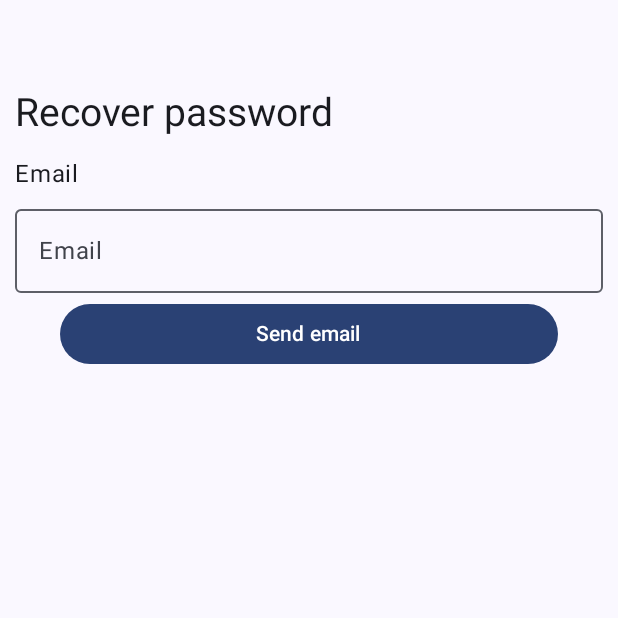
After one commit to manuelrurda/Mod6_Practica2, an Android app built with Jetpack Compose: the ForgotPasswordScreen screen opened through its navigation route, on a phone screen of 412 x 824 dp, the top half of it. The commit adds this screen. Run offline under Robolectric (Android 15) with nearby library versions, the phone set to English and light mode, and no system bars; our stand-ins replace Firebase (no records; nobody signed in at launch, a user with empty details on screens opened directly); pictures from the network do not load.

Commit message:
PRACTICA 2

```diff
--- a/app/src/main/AndroidManifest.xml
+++ b/app/src/main/AndroidManifest.xml
@@ -1,6 +1,7 @@
 <?xml version="1.0" encoding="utf-8"?>
 <manifest xmlns:android="http://schemas.android.com/apk/res/android"
     xmlns:tools="http://schemas.android.com/tools">
+
     <uses-permission android:name="android.permission.INTERNET"/>
     <application
         android:allowBackup="true"
@@ -23,6 +24,10 @@
                 <category android:name="android.intent.category.LAUNCHER" />
             </intent-filter>
         </activity>
+
+        <meta-data
+            android:name="com.google.android.geo.API_KEY"
+            android:value="API KEY HERE"/>
     </application>
 
 </manifest>
--- a/app/src/main/java/com/manuelrurda/mod6_practica2/MainActivity.kt
+++ b/app/src/main/java/com/manuelrurda/mod6_practica2/MainActivity.kt
@@ -13,6 +13,8 @@ import androidx.navigation.compose.rememberNavController
 import androidx.navigation.toRoute
 import com.manuelrurda.mod6_practica2.screens.CarDetailsScreen
 import com.manuelrurda.mod6_practica2.screens.CarListScreen
+import com.manuelrurda.mod6_practica2.screens.ForgotPasswordScreen
+import com.manuelrurda.mod6_practica2.screens.LoginScreen
 import com.manuelrurda.mod6_practica2.ui.theme.Mod6_Practica2Theme
 import com.manuelrurda.mod6_practica2.viewmodels.CarsViewModel
 import kotlinx.serialization.Serializable
@@ -29,8 +31,23 @@ class MainActivity : ComponentActivity() {
                 navController = rememberNavController()
                 NavHost(
                     navController = navController,
-                    startDestination = CarsList
+                    startDestination = Login
                 ){
+                    composable<Login> {
+                        LoginScreen(
+                            onLoginSuccess = {
+                                navController.navigate(CarsList)
+                            },
+                            onForgotPasswordClick = {
+                                navController.navigate(ForgotPassword)
+                            }
+                        )
+                    }
+                    composable<ForgotPassword> {
+                        ForgotPasswordScreen(){
+                            navController.popBackStack()
+                        }
+                    }
                     composable<CarsList> {
                         CarListScreen(viewModel) { id ->
                             navController.navigate(CarDetails(id))
@@ -47,6 +64,12 @@ class MainActivity : ComponentActivity() {
 }
 
 @Serializable
+object ForgotPassword
+
+@Serializable
+object Login
+
+@Serializable
 object CarsList
 
 @Serializable
--- /dev/null
+++ b/app/src/main/java/com/manuelrurda/mod6_practica2/screens/ForgotPasswordScreen.kt
@@ -0,0 +1,136 @@
+package com.manuelrurda.mod6_practica2.screens
+
+import android.annotation.SuppressLint
+import androidx.compose.foundation.background
+import androidx.compose.foundation.clickable
+import androidx.compose.foundation.layout.Arrangement
+import androidx.compose.foundation.layout.Box
+import androidx.compose.foundation.layout.Column
+import androidx.compose.foundation.layout.fillMaxSize
+import androidx.compose.foundation.layout.fillMaxWidth
+import androidx.compose.foundation.layout.padding
+import androidx.compose.foundation.layout.size
+import androidx.compose.material3.Button
+import androidx.compose.material3.CircularProgressIndicator
+import androidx.compose.material3.OutlinedTextField
+import androidx.compose.material3.Scaffold
+import androidx.compose.material3.SnackbarDuration
+import androidx.compose.material3.SnackbarHost
+import androidx.compose.material3.SnackbarHostState
+import androidx.compose.material3.Text
+import androidx.compose.runtime.Composable
+import androidx.compose.runtime.mutableStateOf
+import androidx.compose.runtime.remember
+import androidx.compose.runtime.rememberCoroutineScope
+import androidx.compose.ui.Alignment
+import androidx.compose.ui.Modifier
+import androidx.compose.ui.graphics.Color
+import androidx.compose.ui.res.stringResource
+import androidx.compose.ui.text.TextStyle
+import androidx.compose.ui.unit.dp
+import androidx.compose.ui.unit.sp
+import androidx.compose.ui.zIndex
+import com.google.firebase.Firebase
+import com.google.firebase.auth.auth
+import com.manuelrurda.mod6_practica2.R
+import kotlinx.coroutines.launch
+
+@SuppressLint("UnusedMaterial3ScaffoldPaddingParameter")
+@Composable
+fun ForgotPasswordScreen(
+    onForgotPasswordSuccess: () -> Unit = {}
+) {
+
+    val email = remember { mutableStateOf("") }
+    val emptyEmailError = stringResource(R.string.empty_email_error)
+    val emailSentMessage = stringResource(R.string.email_sent_message)
+
+    val isLoading = remember { mutableStateOf(false) }
+    val coroutineScope = rememberCoroutineScope()
+    val snackbarHostState = remember { SnackbarHostState() }
+
+    Box(modifier = Modifier.fillMaxSize()){
+        Scaffold(
+            snackbarHost = { SnackbarHost(snackbarHostState) }
+        )
+        {
+            Column(
+                verticalArrangement = Arrangement.spacedBy(3.dp),
+                modifier = Modifier
+                    .padding(10.dp)
+                    .fillMaxSize())
+            {
+
+
+                Text(text = stringResource(R.string.recover_pw_title),
+                    style = TextStyle(fontSize = 26.sp),
+                    modifier = Modifier.padding(top = 50.dp)
+                )
+
+                Text(stringResource(R.string.email_hint), modifier = Modifier.padding(top = 10.dp))
+                OutlinedTextField(
+                    value = email.value,
+                    onValueChange = { email.value = it },
+                    singleLine = true,
+                    label = { Text(stringResource(R.string.email_hint)) },
+                    modifier = Modifier.fillMaxWidth())
+
+                Button(onClick = {
+                    if (email.value.isNotBlank()) {
+                        Firebase.auth.sendPasswordResetEmail(email.value)
+                            .addOnCompleteListener { task ->
+                                if (task.isSuccessful) {
+                                    coroutineScope.launch {
+                                        snackbarHostState.showSnackbar(
+                                            message = emailSentMessage,
+                                            duration = SnackbarDuration.Long
+                                        )
+                                    }
+                                    onForgotPasswordSuccess()
+                                } else {
+                                    coroutineScope.launch {
+                                        snackbarHostState.showSnackbar(
+                                            message = "Error: ${task.exception?.message}",
+                                            duration = SnackbarDuration.Long
+                                        )
+                                    }
+                                }
+                            }
+                    } else {
+                        coroutineScope.launch {
+                            snackbarHostState.showSnackbar(
+                                message = emptyEmailError,
+                                duration = SnackbarDuration.Short
+                            )
+                        }
+                    }
+                },
+                    modifier = Modifier.fillMaxWidth().padding(horizontal = 30.dp)) {
+                    Text(text = stringResource(R.string.send_email))
+                }
+            }
+        }
+
+        if(isLoading.value){
+            Box(
+                modifier = Modifier
+                    .fillMaxSize()
+                    .zIndex(1f)
+                    .clickable { },
+                contentAlignment = Alignment.Center
+            ) {
+
+                Box(
+                    modifier = Modifier
+                        .fillMaxSize()
+                        .background(Color.Black.copy(alpha = 0.4f))
+                )
+
+                CircularProgressIndicator(
+                    color = Color.White,
+                    modifier = Modifier.size(48.dp)
+                )
+            }
+        }
+    }
+}
--- /dev/null
+++ b/app/src/main/java/com/manuelrurda/mod6_practica2/screens/LoginScreen.kt
@@ -0,0 +1,318 @@
+package com.manuelrurda.mod6_practica2.screens
+
+import android.annotation.SuppressLint
+import android.app.Activity
+import android.content.Intent
+import android.util.Log
+import androidx.activity.compose.LocalActivity
+import androidx.activity.compose.ManagedActivityResultLauncher
+import androidx.activity.compose.rememberLauncherForActivityResult
+import androidx.activity.result.ActivityResult
+import androidx.activity.result.contract.ActivityResultContracts
+import androidx.compose.foundation.background
+import androidx.compose.foundation.clickable
+import androidx.compose.foundation.layout.Arrangement
+import androidx.compose.foundation.layout.Box
+import androidx.compose.foundation.layout.Column
+import androidx.compose.foundation.layout.Row
+import androidx.compose.foundation.layout.fillMaxSize
+import androidx.compose.foundation.layout.fillMaxWidth
+import androidx.compose.foundation.layout.padding
+import androidx.compose.foundation.layout.size
+import androidx.compose.foundation.text.KeyboardOptions
+import androidx.compose.material3.Button
+import androidx.compose.material3.CircularProgressIndicator
+import androidx.compose.material3.HorizontalDivider
+import androidx.compose.material3.OutlinedTextField
+import androidx.compose.material3.Scaffold
+import androidx.compose.material3.SnackbarDuration
+import androidx.compose.material3.SnackbarHost
+import androidx.compose.material3.SnackbarHostState
+import androidx.compose.material3.Text
+import androidx.compose.runtime.Composable
+import androidx.compose.runtime.LaunchedEffect
+import androidx.compose.runtime.mutableStateOf
+import androidx.compose.runtime.remember
+import androidx.compose.runtime.rememberCoroutineScope
+import androidx.compose.ui.Alignment
+import androidx.compose.ui.Modifier
+import androidx.compose.ui.graphics.Color
+import androidx.compose.ui.platform.LocalContext
+import androidx.compose.ui.res.stringResource
+import androidx.compose.ui.text.TextStyle
+import androidx.compose.ui.text.input.KeyboardType
+import androidx.compose.ui.text.input.PasswordVisualTransformation
+import androidx.compose.ui.text.style.TextAlign
+import androidx.compose.ui.tooling.preview.Preview
+import androidx.compose.ui.unit.dp
+import androidx.compose.ui.unit.sp
+import androidx.compose.ui.zIndex
+import com.google.android.gms.auth.api.signin.GoogleSignIn
+import com.google.android.gms.auth.api.signin.GoogleSignInAccount
+import com.google.android.gms.auth.api.signin.GoogleSignInOptions
+import com.google.android.gms.common.api.ApiException
+import com.google.firebase.Firebase
+import com.google.firebase.auth.AuthResult
+import com.google.firebase.auth.FirebaseAuth
+import com.google.firebase.auth.GoogleAuthProvider
+import com.google.firebase.auth.auth
+import com.manuelrurda.mod6_practica2.R
+import kotlinx.coroutines.launch
+import kotlinx.coroutines.tasks.await
+
+@SuppressLint("UnusedMaterial3ScaffoldPaddingParameter")
+@Composable
+fun LoginScreen(
+    onLoginSuccess: () -> Unit = {},
+    onForgotPasswordClick: () -> Unit = {}
+) {
+    val activity = LocalActivity.current
+
+    val webClientId = stringResource(R.string.default_web_client_id)
+    val emptyFieldsError = stringResource(R.string.empty_fields_error)
+    val loginSuccess = stringResource(R.string.login_success)
+    val accountCreated = stringResource(R.string.account_created)
+
+    val auth = Firebase.auth
+    val coroutineScope = rememberCoroutineScope()
+    val snackbarHostState = remember { SnackbarHostState() }
+
+    // Deberia user viewModel para guardar esto pero por motivos de tiempo aqui ira :)
+
+    val screenState = remember { mutableStateOf("Login") }
+    val email = remember { mutableStateOf("") }
+    val password = remember { mutableStateOf("") }
+
+    val isLoading = remember { mutableStateOf(false) }
+
+    val googleSignInLauncher = rememberFirebaseAuthLauncher(
+        auth = auth,
+        onAuthComplete = { result ->
+            coroutineScope.launch {
+                snackbarHostState.showSnackbar(
+                    message = "Google sign-in successful",
+                    duration = SnackbarDuration.Short
+                )
+            }
+            onLoginSuccess()
+        },
+        onAuthError = { error ->
+            coroutineScope.launch {
+                snackbarHostState.showSnackbar(
+                    message = "Google sign-in failed: ${error.localizedMessage}",
+                    duration = SnackbarDuration.Long
+                )
+            }
+        }
+    )
+
+    LaunchedEffect(auth.currentUser) {
+        if(auth.currentUser != null){
+            onLoginSuccess()
+        }
+    }
+
+    Box(modifier = Modifier.fillMaxSize()){
+        Scaffold(
+            snackbarHost = { SnackbarHost(snackbarHostState) }
+        )
+        {
+            Column(
+                verticalArrangement = Arrangement.spacedBy(3.dp),
+                modifier = Modifier
+                    .padding(10.dp)
+                    .fillMaxSize())
+            {
+
+
+                Text(text = stringResource(if (screenState.value == "Login") R.string.login_title else R.string.create_account_title),
+                    style = TextStyle(fontSize = 26.sp),
+                    modifier = Modifier.padding(top = 50.dp)
+                )
+
+                Text(stringResource(R.string.email_hint), modifier = Modifier.padding(top = 10.dp))
+                OutlinedTextField(
+                    value = email.value,
+                    onValueChange = { email.value = it },
+                    singleLine = true,
+                    label = { Text(stringResource(R.string.email_hint)) },
+                    modifier = Modifier.fillMaxWidth())
+
+                Text(stringResource(R.string.password_hint), modifier = Modifier.padding(top = 10.dp))
+                OutlinedTextField(
+                    value = password.value,
+                    onValueChange = { password.value = it },
+                    singleLine = true,
+                    label = { Text(stringResource(R.string.password_hint)) },
+                    visualTransformation = PasswordVisualTransformation(),
+                    keyboardOptions = KeyboardOptions(keyboardType = KeyboardType.Password),
+                    modifier = Modifier.fillMaxWidth()
+                )
+                Text(stringResource(
+                    R.string.forgot_password),
+                    modifier = Modifier.padding(top = 10.dp).fillMaxWidth()
+                        .clickable {
+                            onForgotPasswordClick()
+                        },
+                    textAlign = TextAlign.End
+                )
+
+                Text(
+                    stringResource(
+                    if (screenState.value == "Login") R.string.no_account_prompt else R.string.have_account_prompt),
+                    modifier = Modifier
+                    .clickable {
+                        screenState.value = if (screenState.value == "Login") "Create Account" else "Login"
+                        email.value = ""
+                        password.value = ""
+                    }
+                    .padding(top = 10.dp))
+
+                Button(onClick = {
+                    if (email.value.isEmpty() || password.value.isEmpty()) {
+                        coroutineScope.launch {
+                            snackbarHostState.showSnackbar(
+                                message = emptyFieldsError,
+                                duration = SnackbarDuration.Short
+                            )
+                        }
+                        return@Button
+                    }
+                    coroutineScope.launch {
+                        isLoading.value = true
+                        try {
+                            if (screenState.value == "Login") {
+                                auth.signInWithEmailAndPassword(email.value, password.value).await()
+                                coroutineScope.launch {
+                                    snackbarHostState.showSnackbar(
+                                        message = loginSuccess,
+                                        duration = SnackbarDuration.Short
+                                    )
+                                }
+                            } else {
+                                auth.createUserWithEmailAndPassword(email.value, password.value).await()
+                                coroutineScope.launch {
+                                    snackbarHostState.showSnackbar(
+                                        message = accountCreated,
+                                        duration = SnackbarDuration.Short
+                                    )
+                                }
+                            }
+                            onLoginSuccess()
+                        } catch (e: Exception) {
+                            coroutineScope.launch {
+                                snackbarHostState.showSnackbar(
+                                    message = "Error: ${e.localizedMessage}",
+                                    duration = SnackbarDuration.Long
+                                )
+                            }
+                        } finally {
+                            isLoading.value = false
+                        }
+                    }
+                }, modifier = Modifier
+                    .fillMaxWidth()
+                    .padding(horizontal = 30.dp, vertical = 10.dp)) {
+                    Text(text = stringResource(if (screenState.value == "Login") R.string.login_button else R.string.create_account_button))
+                }
+
+                Row(verticalAlignment = Alignment.CenterVertically,
+                    modifier = Modifier.fillMaxWidth()) {
+                    HorizontalDivider(
+                        modifier = Modifier
+                            .weight(1f)
+                            .padding(horizontal = 8.dp),
+                        thickness = 1.dp,
+                        color = Color.LightGray
+                    )
+
+                    Text(
+                        stringResource(R.string.or_sign_in_with),
+                        color = Color.Gray,
+                        modifier = Modifier.padding(horizontal = 8.dp)
+                    )
+
+                    HorizontalDivider(
+                        modifier = Modifier
+                            .weight(1f)
+                            .padding(horizontal = 8.dp),
+                        thickness = 1.dp,
+                        color = Color.LightGray
+                    )
+                }
+                Button(onClick = {
+                    val gso = GoogleSignInOptions.Builder(GoogleSignInOptions.DEFAULT_SIGN_IN)
+                        .requestIdToken(webClientId)
+                        .requestEmail()
+                        .build()
+                    val googleSignInClient = activity?.let { it1 -> GoogleSignIn.getClient(it1, gso) }
+                    if (googleSignInClient != null) {
+                        googleSignInLauncher.launch(googleSignInClient.signInIntent)
+                    }
+                }, modifier = Modifier
+                    .fillMaxWidth()
+                    .padding(horizontal = 30.dp, vertical = 10.dp)) {
+                    Text(stringResource(R.string.google_sign_in_button))
+                }
+            }
+        }
+
+        if(isLoading.value){
+            Box(
+                modifier = Modifier
+                    .fillMaxSize()
+                    .zIndex(1f)
+                    .clickable { },
+                contentAlignment = Alignment.Center
+            ) {
+
+                Box(
+                    modifier = Modifier
+                        .fillMaxSize()
+                        .background(Color.Black.copy(alpha = 0.4f))
+                )
+
+                CircularProgressIndicator(
+                    color = Color.White,
+                    modifier = Modifier.size(48.dp)
+                )
+            }
+        }
+    }
+}
+
+@Composable
+fun rememberFirebaseAuthLauncher(
+    auth: FirebaseAuth,
+    onAuthComplete: (AuthResult) -> Unit,
+    onAuthError: (Exception) -> Unit
+): ManagedActivityResultLauncher<Intent, ActivityResult> {
+    val activity = LocalActivity.current as Activity
+    return rememberLauncherForActivityResult(
+        contract = ActivityResultContracts.StartActivityForResult()
+    ) { result ->
+        try {
+            if (result.resultCode == Activity.RESULT_OK) {
+                val task = GoogleSignIn.getSignedInAccountFromIntent(result.data)
+                val account = task.getResult(ApiException::class.java)!!
+                val credential = GoogleAuthProvider.getCredential(account.idToken!!, null)
+                auth.signInWithCredential(credential)
+                    .addOnCompleteListener { authTask ->
+                        if (authTask.isSuccessful) {
+                            onAuthComplete(authTask.result!!)
+                        } else {
+                            onAuthError(authTask.exception!!)
+                        }
+                    }
+            }
+        } catch (e: Exception) {
+            onAuthError(e)
+        }
+    }
+}
+
+@Preview(showBackground = true)
+@Composable
+private fun LoginPreview() {
+    LoginScreen()
+}
--- a/app/src/main/java/com/manuelrurda/mod6_practica2/viewmodels/CarsViewModel.kt
+++ b/app/src/main/java/com/manuelrurda/mod6_practica2/viewmodels/CarsViewModel.kt
@@ -1,5 +1,6 @@
 package com.manuelrurda.mod6_practica2.viewmodels
 
+import android.util.Log
 import androidx.lifecycle.ViewModel
 import androidx.lifecycle.viewModelScope
 import com.manuelrurda.mod6_practica2.data.remote.model.CarDto
@@ -56,6 +57,7 @@ class CarsViewModel: ViewModel() {
                     }
                 }
             }catch (e: IOException){
+                Log.d("CAR ERROR", "getCarById: " + e.message)
                 _carUiState.value = UiState.Error.NetworkError
             }catch (e: Exception){
                 _carUiState.value = UiState.Error.UnexpectedError
--- a/app/src/main/res/values/strings.xml
+++ b/app/src/main/res/values/strings.xml
@@ -6,4 +6,25 @@
     <string name="description_car">Car image</string>
     <string name="price">$%1$.2f</string>
     <string name="video">Video</string>
+
+    <string name="login_title">Login</string>
+    <string name="create_account_title">Create Account</string>
+    <string name="email_hint">Email</string>
+    <string name="password_hint">Password</string>
+    <string name="no_account_prompt">Don\'t have an account? Create Account</string>
+    <string name="have_account_prompt">Already have an account? Login</string>
+    <string name="login_button">Login</string>
+    <string name="create_account_button">Create Account</string>
+    <string name="or_sign_in_with">Or sign in with Google</string>
+    <string name="google_sign_in_button">Sign in with Google</string>
+    <string name="empty_fields_error">Email and password cannot be empty</string>
+    <string name="login_success">Login successful</string>
+    <string name="account_created">Account created successfully</string>
+    <string name="send_email">Send email</string>
+    <string name="recover_pw_title">Recover password</string>
+    <string name="empty_email_error">Please enter your email</string>
+    <string name="email_sent_message">Email sent!</string>
+    <string name="forgot_password">Forgot your password?\n</string>
+    <string name="where_to_buy">Where to buy</string>
+
 </resources>
--- a/build.gradle.kts
+++ b/build.gradle.kts
@@ -3,4 +3,5 @@ plugins {
     alias(libs.plugins.android.application) apply false
     alias(libs.plugins.kotlin.android) apply false
     alias(libs.plugins.kotlin.compose) apply false
+    id("com.google.gms.google-services") version "4.4.2" apply false
 }
```
Also changed, not shown: app/build.gradle.kts (+10 -1 lines), app/src/main/java/com/manuelrurda/mod6_practica2/data/remote/model/CarDto.kt (+6 -2 lines), app/src/main/java/com/manuelrurda/mod6_practica2/screens/CarDetailsScreen.kt (+15 -2 lines), app/src/main/java/com/manuelrurda/mod6_practica2/views/MapWithMarker.kt (added, +25 -0 lines), gradle/libs.versions.toml (+15 -0 lines).
